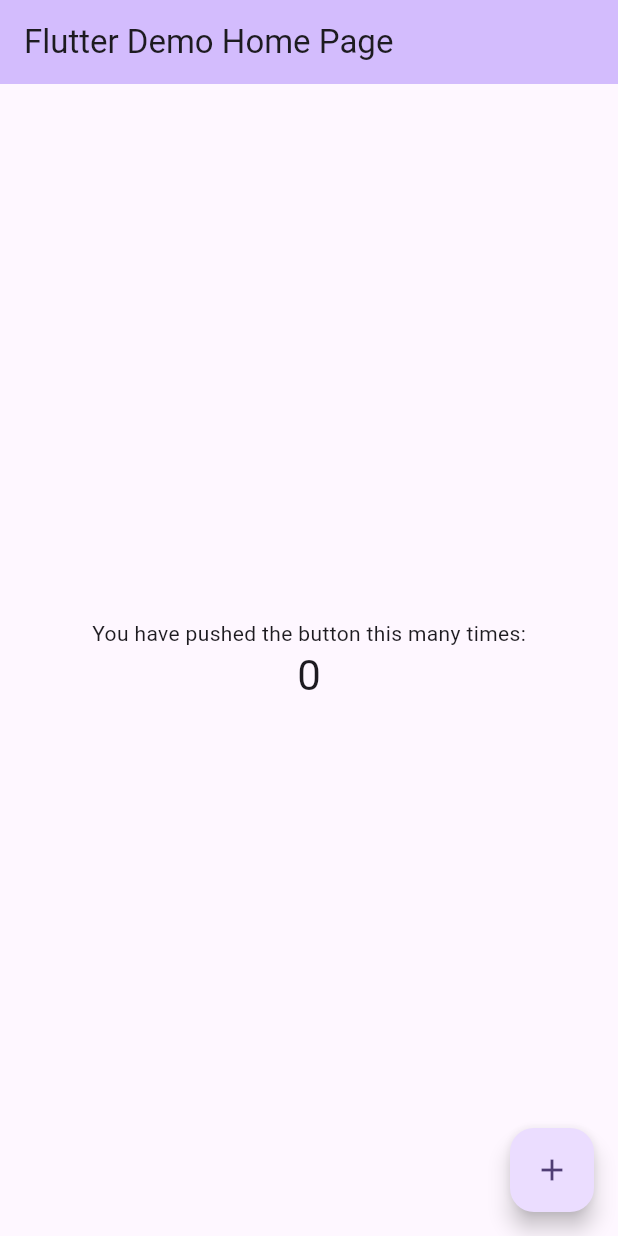
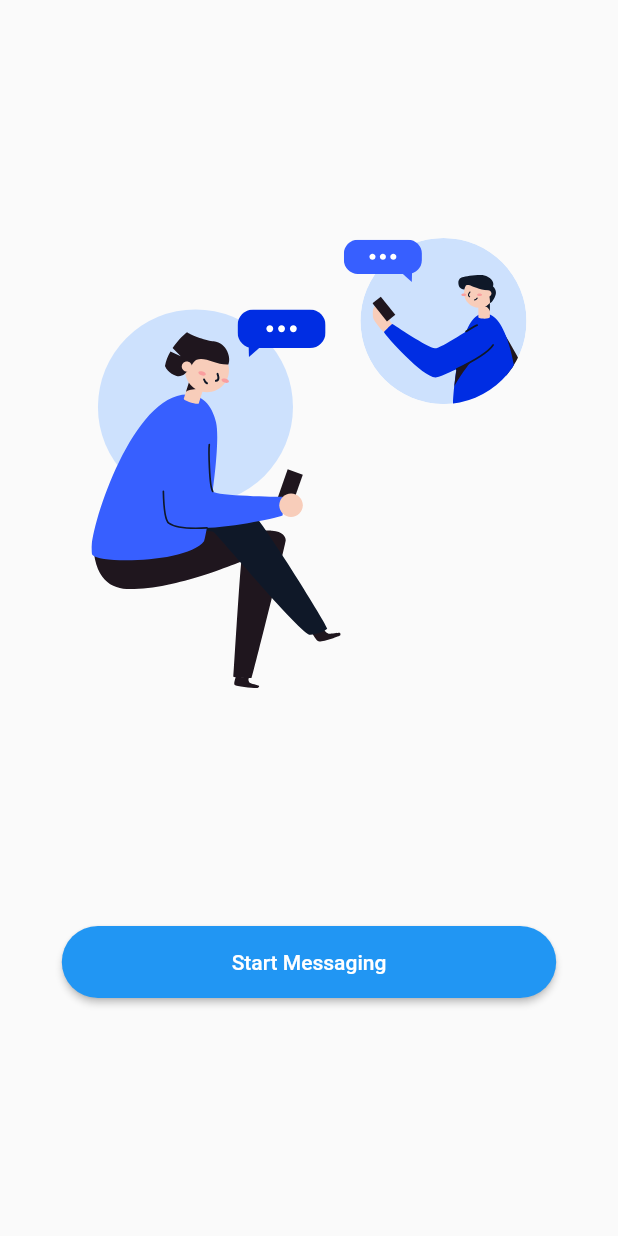
Before and after one commit to Mataillade/unnamed-flutter, a Flutter app: the screen it shows after launch, on a phone screen of 412 x 824 dp. Run offline on Flutter 3.47's test engine with Material 2 defaults, Android fonts, the phone set to English and light mode, and no system bars; our stand-ins replace flutter_svg; statements that could not run were skipped.

Commit message:
:sparkles: (OnBoard + Login) Ajout des pages onboard et login

```diff
--- a/lib/main.dart
+++ b/lib/main.dart
@@ -1,4 +1,7 @@
 import 'package:flutter/material.dart';
+import 'package:unnamed/screens/login/login.dart';
+
+import 'package:unnamed/screens/onboard/onboard.dart';
 
 void main() {
   runApp(const MyApp());
@@ -11,59 +14,11 @@ class MyApp extends StatelessWidget {
   Widget build(BuildContext context) {
     return MaterialApp(
       title: 'Flutter Demo',
-      theme: ThemeData(
-        colorScheme: ColorScheme.fromSeed(seedColor: Colors.deepPurple),
-        useMaterial3: true,
-      ),
-      home: const MyHomePage(title: 'Flutter Demo Home Page'),
+      theme: ThemeData(),
+      home: OnBoard(),
+      routes:   {
+        '/login': (BuildContext context) => const Login(),
+      },
     );
   }
 }
-
-class MyHomePage extends StatefulWidget {
-  const MyHomePage({super.key, required this.title});
-
-  final String title;
-
-  @override
-  State<MyHomePage> createState() => _MyHomePageState();
-}
-
-class _MyHomePageState extends State<MyHomePage> {
-  int _counter = 0;
-
-  void _incrementCounter() {
-    setState(() {
-      _counter++;
-    });
-  }
-
-  @override
-  Widget build(BuildContext context) {
-    return Scaffold(
-      appBar: AppBar(
-        backgroundColor: Theme.of(context).colorScheme.inversePrimary,
-        title: Text(widget.title),
-      ),
-      body: Center(
-        child: Column(
-          mainAxisAlignment: MainAxisAlignment.center,
-          children: <Widget>[
-            const Text(
-              'You have pushed the button this many times:',
-            ),
-            Text(
-              '$_counter',
-              style: Theme.of(context).textTheme.headlineMedium,
-            ),
-          ],
-        ),
-      ),
-      floatingActionButton: FloatingActionButton(
-        onPressed: _incrementCounter,
-        tooltip: 'Increment',
-        child: const Icon(Icons.add),
-      ), // This trailing comma makes auto-formatting nicer for build methods.
-    );
-  }
-}
--- /dev/null
+++ b/lib/screens/onboard/onboard.dart
@@ -0,0 +1,34 @@
+import 'package:flutter/material.dart';
+import 'package:flutter_svg/flutter_svg.dart';
+import 'package:unnamed/widgets/buttons/button.widget.dart';
+
+import '../login/login.dart';
+
+class OnBoard extends StatelessWidget {
+  const OnBoard({super.key});
+
+  @override
+  Widget build(BuildContext context) {
+    return  Scaffold(
+      body: Container(
+        alignment: Alignment.center,
+        child: Column(
+          mainAxisAlignment: MainAxisAlignment.spaceEvenly,
+          children: [
+            SvgPicture.asset("assets/start.svg",
+                width: 300.0, // Largeur souhaitée
+                height: 300.0
+            ),
+            FractionallySizedBox(
+              widthFactor: 0.8,
+              child: ButtonWidget(onPressed: () {
+                Navigator.push(context, MaterialPageRoute(builder: (context)=> const Login()));
+              }, text: "Start Messaging"),
+            )
+
+          ],
+        ),
+      ),
+    );
+  }
+}
--- /dev/null
+++ b/lib/widgets/buttons/button.widget.dart
@@ -0,0 +1,26 @@
+import 'package:flutter/material.dart';
+
+class ButtonWidget extends StatelessWidget {
+
+  final VoidCallback onPressed;
+  final String text;
+
+  const ButtonWidget({super.key, required this.onPressed, required this.text});
+
+  @override
+  Widget build(BuildContext context) {
+
+    return ElevatedButton(
+      onPressed: onPressed,
+      style: ElevatedButton.styleFrom(
+        backgroundColor: Colors.primary,
+        shape: RoundedRectangleBorder(
+          borderRadius: BorderRadius.circular(50.0),
+        ),
+        padding: const EdgeInsets.symmetric(vertical: 16.0),
+      ),
+      child: Text(text)
+    );
+  }
+
+}
--- a/pubspec.yaml
+++ b/pubspec.yaml
@@ -30,6 +30,7 @@ environment:
 dependencies:
   flutter:
     sdk: flutter
+  flutter_svg: ^0.22.0
 
 
   # The following adds the Cupertino Icons font to your application.
@@ -52,7 +53,8 @@ dev_dependencies:
 
 # The following section is specific to Flutter packages.
 flutter:
-
+  assets:
+    - assets/start.svg
   # The following line ensures that the Material Icons font is
   # included with your application, so that you can use the icons in
   # the material Icons class.
```
Also changed, not shown: lib/screens/login/login.dart (added, +32 -0 lines), lib/util/theme.dart (added, +36 -0 lines), assets/img.png (added), assets/start.svg (added), pubspec.lock.
